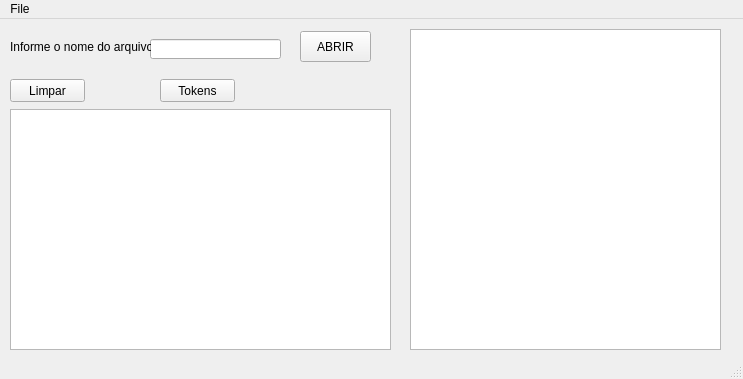
Qt form teste.ui (EricTierre/compiladores) before a commit.
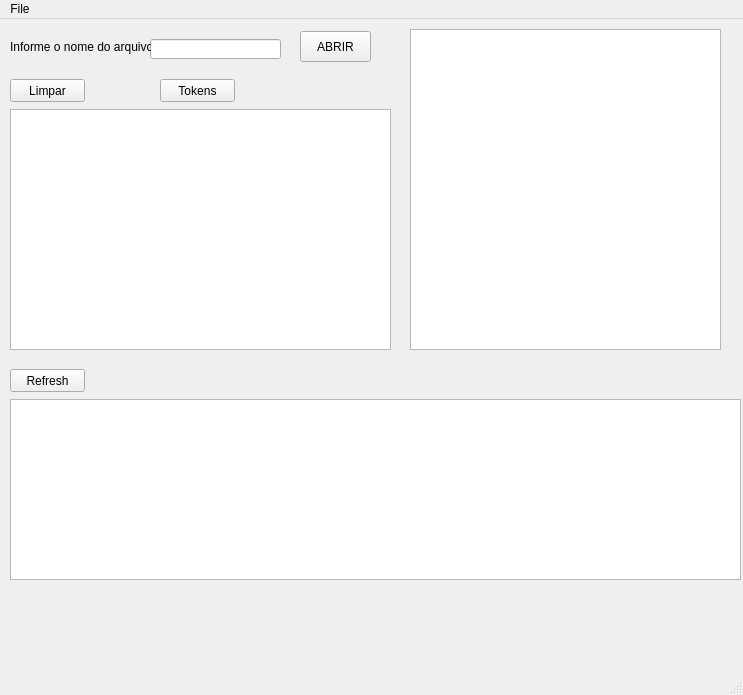
The same form after that commit.

What changed in the file:
```diff
--- a/teste.ui
+++ b/teste.ui
@@ -7,7 +7,7 @@
     <x>0</x>
     <y>0</y>
     <width>743</width>
-    <height>379</height>
+    <height>695</height>
    </rect>
   </property>
   <property name="windowTitle">
@@ -128,6 +128,43 @@
      <string>Limpar</string>
     </property>
    </widget>
+   <widget class="QPushButton" name="refreshbtn">
+    <property name="geometry">
+     <rect>
+      <x>10</x>
+      <y>350</y>
+      <width>75</width>
+      <height>23</height>
+     </rect>
+    </property>
+    <property name="text">
+     <string>Refresh</string>
+    </property>
+   </widget>
+   <widget class="QTextEdit" name="arquivos">
+    <property name="geometry">
+     <rect>
+      <x>10</x>
+      <y>380</y>
+      <width>731</width>
+      <height>181</height>
+     </rect>
+    </property>
+    <property name="font">
+     <font>
+      <pointsize>14</pointsize>
+      <weight>50</weight>
+      <bold>false</bold>
+     </font>
+    </property>
+    <property name="html">
+     <string>&lt;!DOCTYPE HTML PUBLIC &quot;-//W3C//DTD HTML 4.0//EN&quot; &quot;http://www.w3.org/TR/REC-html40/strict.dtd&quot;&gt;
+&lt;html&gt;&lt;head&gt;&lt;meta name=&quot;qrichtext&quot; content=&quot;1&quot; /&gt;&lt;style type=&quot;text/css&quot;&gt;
+p, li { white-space: pre-wrap; }
+&lt;/style&gt;&lt;/head&gt;&lt;body style=&quot; font-family:'MS Shell Dlg 2'; font-size:14pt; font-weight:400; font-style:normal;&quot;&gt;
+&lt;p style=&quot;-qt-paragraph-type:empty; margin-top:0px; margin-bottom:0px; margin-left:0px; margin-right:0px; -qt-block-indent:0; text-indent:0px; font-size:8.25pt;&quot;&gt;&lt;br /&gt;&lt;/p&gt;&lt;/body&gt;&lt;/html&gt;</string>
+    </property>
+   </widget>
   </widget>
   <widget class="QMenuBar" name="menubar">
    <property name="geometry">
```
